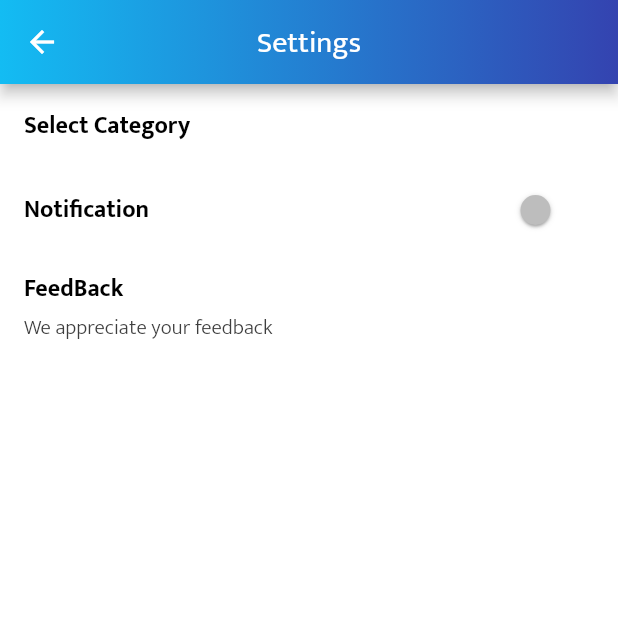
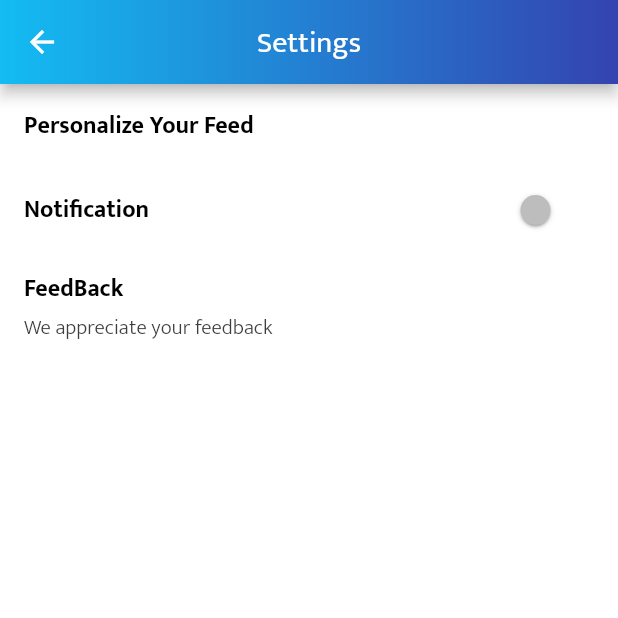
Before and after one commit to sabin-nepal/makalu_tv, a Flutter app: the Settings screen opened by its route, after a tap on "FeedBack", on a phone screen of 412 x 824 dp, the top half of it. Run offline on Flutter 3.47's test engine with Material 2 defaults, Android fonts, the phone set to English and light mode, and no system bars; our stand-ins replace auto_size_text, better_player, cached_network_image, device_info_plus, firebase_core, firebase_messaging and 7 more; accounts and stored records are empty; network calls fail.

Commit message:
personalize feed with message

```diff
--- a/lib/app/ui/general/settings.dart
+++ b/lib/app/ui/general/settings.dart
@@ -106,7 +106,7 @@ class _SettingsState extends State<Settings> {
 
     if (!mounted) return;
     String uri =
-        'mailto:test@gmail.com?subject=${Uri.encodeComponent(subject)}&body=${Uri.encodeComponent(bodyText)}';
+        'mailto:sabinnepal2k17@gmail.com?subject=${Uri.encodeComponent(subject)}&body=${Uri.encodeComponent(bodyText)}';
     if (await canLaunch(uri)) {
       await launch(uri);
     } else {
@@ -141,7 +141,7 @@ class _SettingsState extends State<Settings> {
             ListTile(
               onTap: () => Navigator.pushNamed(context, AppRoutes.filterScreen),
               title: Text(
-                "Select Category",
+                "Personalize Your Feed",
                 style: boldText,
               ),
             ),
--- a/lib/app/ui/screens/category_filter.dart
+++ b/lib/app/ui/screens/category_filter.dart
@@ -30,7 +30,7 @@ class CategoryFilter extends StatelessWidget {
                         color: AppColors.accentColor,
                       )),
                   Text(
-                    "Filter For News",
+                    "Personalize Your Feed",
                     style: boldText,
                     textAlign: TextAlign.center,
                   ),
```
Also changed, not shown: lib/app/ui/shared/news_page_view.dart (+33 -6 lines).
